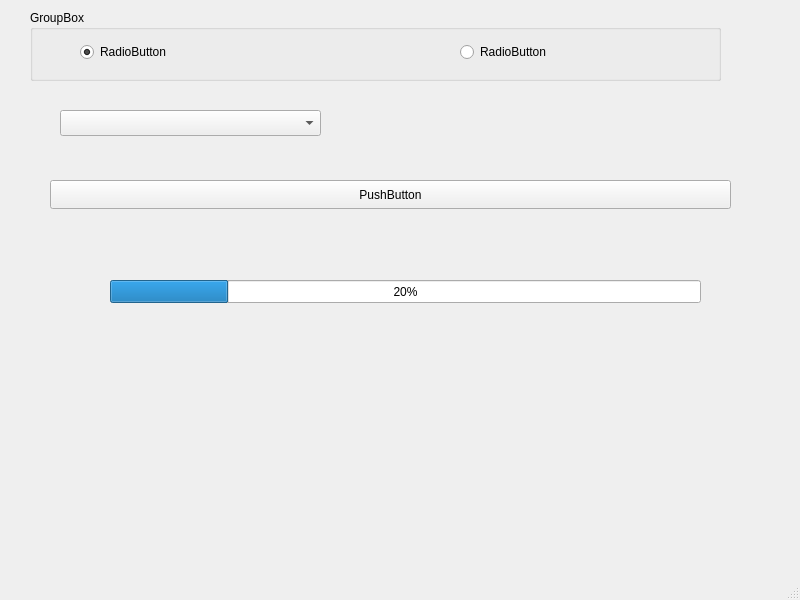
enotove/Widget_Lesson, file mainwindow.ui: the form before one commit.
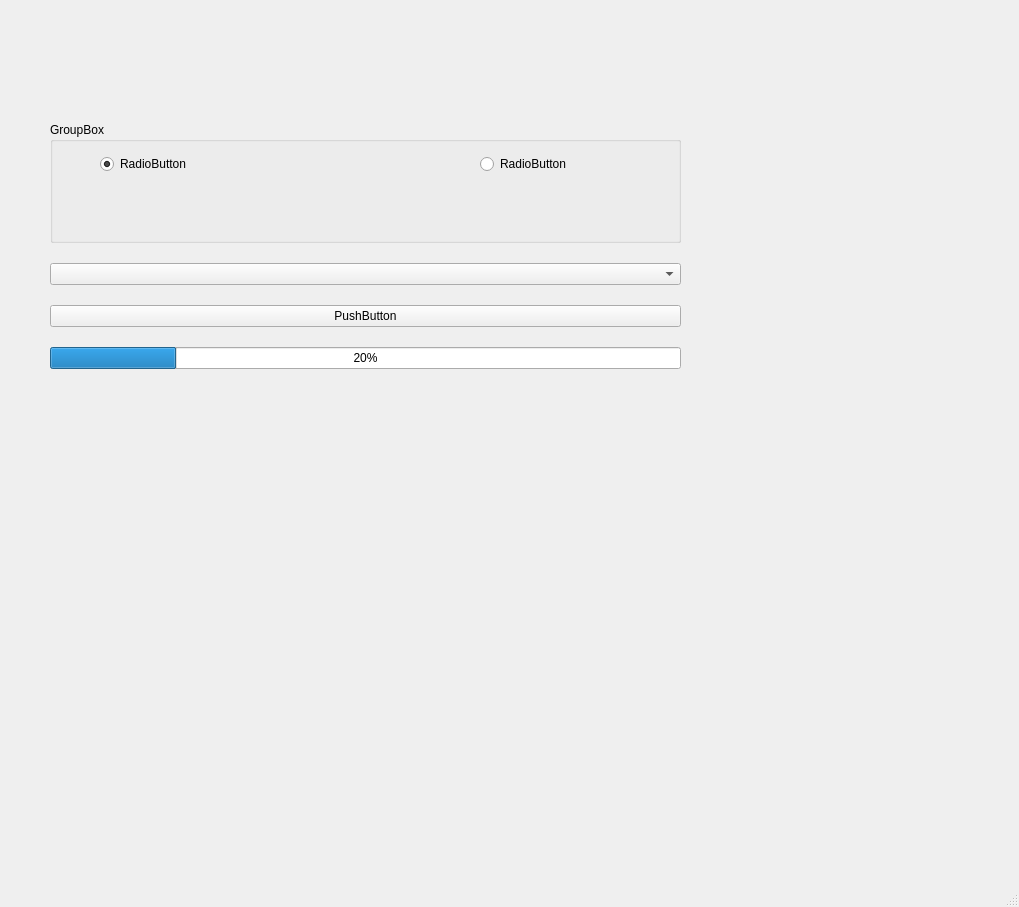
The form after the commit.

Patch:
```diff
--- a/mainwindow.ui
+++ b/mainwindow.ui
@@ -6,22 +6,59 @@
    <rect>
     <x>0</x>
     <y>0</y>
-    <width>800</width>
-    <height>600</height>
+    <width>1019</width>
+    <height>907</height>
    </rect>
   </property>
   <property name="windowTitle">
    <string>MainWindow</string>
   </property>
   <widget class="QWidget" name="centralwidget">
+   <widget class="QWidget" name="verticalLayoutWidget">
+    <property name="geometry">
+     <rect>
+      <x>0</x>
+      <y>0</y>
+      <width>731</width>
+      <height>491</height>
+     </rect>
+    </property>
+    <layout class="QVBoxLayout" name="verticalLayout_4" stretch="0,0,0,0,0,0">
+     <property name="spacing">
+      <number>20</number>
+     </property>
+     <property name="sizeConstraint">
+      <enum>QLayout::SetDefaultConstraint</enum>
+     </property>
+     <property name="leftMargin">
+      <number>50</number>
+     </property>
+     <property name="rightMargin">
+      <number>50</number>
+     </property>
+     <property name="bottomMargin">
+      <number>0</number>
+     </property>
+     <item>
+      <spacer name="verticalSpacer_2">
+       <property name="orientation">
+        <enum>Qt::Vertical</enum>
+       </property>
+       <property name="sizeHint" stdset="0">
+        <size>
+         <width>20</width>
+         <height>40</height>
+        </size>
+       </property>
+      </spacer>
+     </item>
+     <item>
    <widget class="QGroupBox" name="groupBox">
-    <property name="geometry">
-     <rect>
-      <x>30</x>
-      <y>10</y>
-      <width>691</width>
-      <height>71</height>
-     </rect>
+       <property name="sizePolicy">
+        <sizepolicy hsizetype="Expanding" vsizetype="Expanding">
+         <horstretch>0</horstretch>
+         <verstretch>0</verstretch>
+        </sizepolicy>
     </property>
     <property name="title">
      <string>GroupBox</string>
@@ -65,38 +102,47 @@
      </property>
     </widget>
    </widget>
+     </item>
+     <item>
    <widget class="QComboBox" name="comboBox">
-    <property name="geometry">
-     <rect>
-      <x>60</x>
-      <y>110</y>
-      <width>261</width>
-      <height>26</height>
-     </rect>
-    </property>
-   </widget>
+       <property name="sizePolicy">
+        <sizepolicy hsizetype="Minimum" vsizetype="Minimum">
+         <horstretch>34</horstretch>
+         <verstretch>0</verstretch>
+        </sizepolicy>
+       </property>
+       <property name="minimumSize">
+        <size>
+         <width>4</width>
+         <height>20</height>
+        </size>
+       </property>
+      </widget>
+     </item>
+     <item>
    <widget class="QPushButton" name="pushButton">
-    <property name="geometry">
-     <rect>
-      <x>50</x>
-      <y>180</y>
-      <width>681</width>
-      <height>29</height>
-     </rect>
+       <property name="baseSize">
+        <size>
+         <width>30</width>
+         <height>30</height>
+        </size>
     </property>
     <property name="text">
      <string>PushButton</string>
     </property>
-   </widget>
+       <property name="checkable">
+        <bool>false</bool>
+       </property>
+       <property name="checked">
+        <bool>false</bool>
+       </property>
+       <property name="autoRepeat">
+        <bool>false</bool>
+       </property>
+      </widget>
+     </item>
+     <item>
    <widget class="QProgressBar" name="progressBar">
-    <property name="geometry">
-     <rect>
-      <x>110</x>
-      <y>280</y>
-      <width>591</width>
-      <height>23</height>
-     </rect>
-    </property>
     <property name="maximum">
      <number>10</number>
     </property>
@@ -104,6 +150,22 @@
      <number>2</number>
     </property>
    </widget>
+     </item>
+     <item>
+      <spacer name="verticalSpacer">
+       <property name="orientation">
+        <enum>Qt::Vertical</enum>
+       </property>
+       <property name="sizeHint" stdset="0">
+        <size>
+         <width>20</width>
+         <height>40</height>
+        </size>
+       </property>
+      </spacer>
+     </item>
+    </layout>
+   </widget>
   </widget>
   <widget class="QMenuBar" name="menubar">
    <property name="geometry">
```
Left out of the diff: 2 changed lines with no effect on the pictures. Lines whose indentation alone changed are shown as unchanged.
